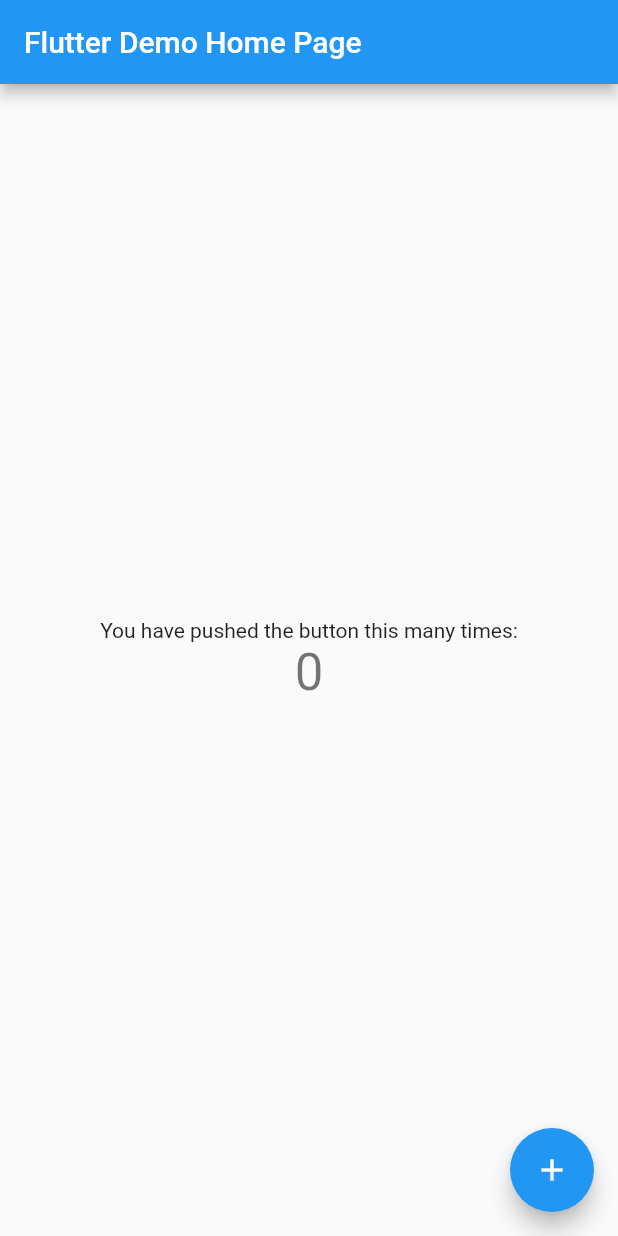
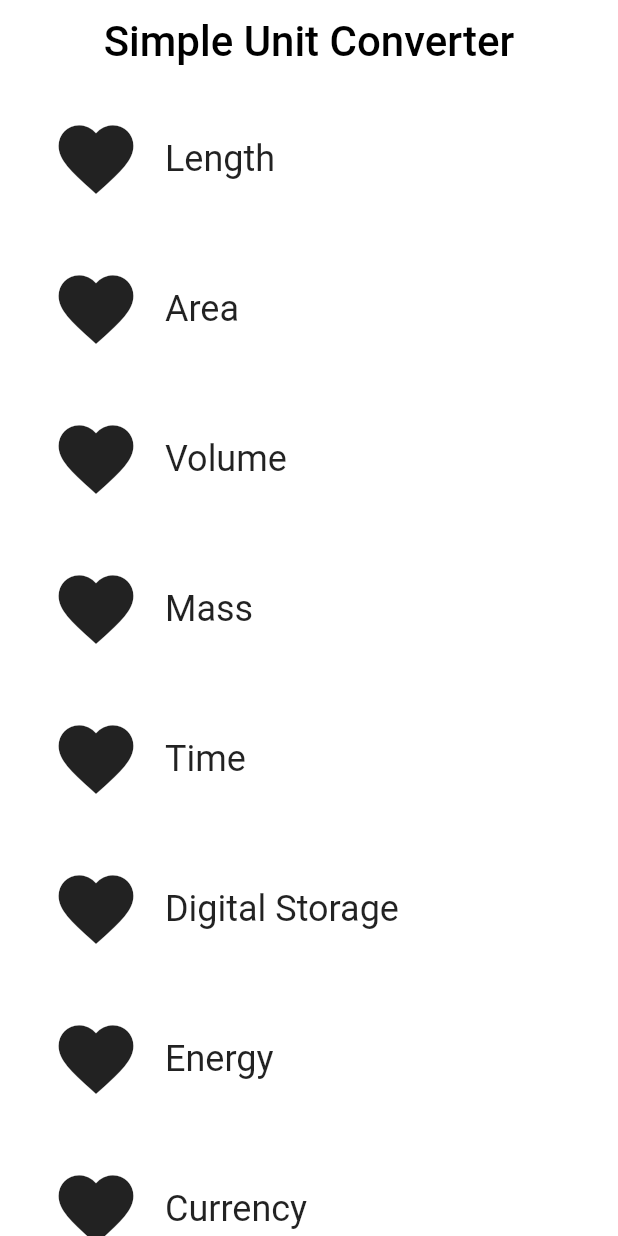
Before and after one commit to Alordead/flutter-samples, a Flutter app: the screen it shows after launch, on a phone screen of 412 x 824 dp. Run offline on Flutter 3.47's test engine with Material 2 defaults, Android fonts, the phone set to English and light mode, and no system bars.

Commit message:
Converter: added route screen and simple logic

```diff
--- /dev/null
+++ b/flutter_unit_converter/lib/category.dart
@@ -0,0 +1,60 @@
+import 'package:flutter/material.dart';
+import 'package:meta/meta.dart';
+
+final _rowHeight = 100.0;
+final _borderRadius = BorderRadius.circular(_rowHeight / 2);
+
+class Category extends StatelessWidget {
+  final String name;
+  final ColorSwatch color;
+  final IconData iconLocation;
+
+  const Category({
+    Key key,
+    @required this.name,
+    @required this.color,
+    @required this.iconLocation,
+    }) : assert(name != null), assert(color != null), assert(iconLocation != null), super(key: key);
+
+  @override
+  Widget build(BuildContext context) {
+    return Material(
+      color: Colors.transparent,
+      child: Container(
+        height: _rowHeight,
+        child: InkWell(
+          borderRadius: _borderRadius,
+          highlightColor: color,
+          splashColor: color,
+          onTap: () {
+            print('I like you too!');
+          },
+          child: Padding(
+            padding: EdgeInsets.all(10.0),
+            child: Row(
+              crossAxisAlignment: CrossAxisAlignment.start,
+              children: <Widget>[
+                Center(
+                  child: Padding(
+                    padding: EdgeInsets.symmetric(vertical: 0.0, horizontal: 16.0),
+                    child: Icon(
+                      iconLocation,
+                      size: 60.0,
+                    ),
+                  ),
+                ),
+                Center(
+                  child: Text(
+                    name,
+                    textAlign: TextAlign.center,
+                    style: Theme.of(context).textTheme.headline,
+                  ),
+                )
+              ],
+            ),
+          ),
+        ),
+      ),
+    );
+  }
+}
--- /dev/null
+++ b/flutter_unit_converter/lib/category_route.dart
@@ -0,0 +1,74 @@
+import 'package:flutter/material.dart';
+import 'package:flutter_unit_converter/category.dart';
+
+final _backgroundColor = Colors.white;
+
+class CategoryRoute extends StatelessWidget {
+  const CategoryRoute();
+
+  static const _categoryNames = <String>[
+    'Length',
+    'Area',
+    'Volume',
+    'Mass',
+    'Time',
+    'Digital Storage',
+    'Energy',
+    'Currency',
+  ];
+
+  static const _baseColors = <Color>[
+    Colors.teal,
+    Colors.orange,
+    Colors.pinkAccent,
+    Colors.blueAccent,
+    Colors.yellow,
+    Colors.greenAccent,
+    Colors.purpleAccent,
+    Colors.red,
+  ];
+
+  Widget _buildCategoryWidgets(List<Widget> categories) {
+    return ListView.builder(
+      itemBuilder: (BuildContext context, int index) => categories[index],
+      itemCount: categories.length,
+    );
+  }
+
+  @override
+  Widget build(BuildContext context) {
+    final categories = <Category>[];
+
+    for (var i = 0; i < _categoryNames.length; i++) {
+      categories.add(Category(
+        name: _categoryNames[i],
+        color: _baseColors[i],
+        iconLocation:  Icons.favorite,
+      ));
+    }
+
+    final listView = Container(
+      color: _backgroundColor,
+      padding: EdgeInsets.symmetric(horizontal: 8.0),
+      child: _buildCategoryWidgets(categories),
+    );
+
+    final appBar = AppBar(
+      elevation: 0.0,
+      title: Text(
+        'Simple Unit Converter',
+        style: TextStyle(
+          color: Colors.black,
+          fontSize: 28.0,
+        ),
+      ),
+      centerTitle: true,
+      backgroundColor: _backgroundColor,
+    );
+
+    return Scaffold(
+      appBar: appBar,
+      body: listView,
+    );
+  }
+}
--- a/flutter_unit_converter/lib/main.dart
+++ b/flutter_unit_converter/lib/main.dart
@@ -1,111 +1,19 @@
 import 'package:flutter/material.dart';
+import 'package:flutter_unit_converter/category_route.dart';
 
-void main() => runApp(MyApp());
+void main() {
+  runApp(
+    UnitConverterApp(),
+  );
+}
 
-class MyApp extends StatelessWidget {
-  // This widget is the root of your application.
+class UnitConverterApp extends StatelessWidget {
   @override
   Widget build(BuildContext context) {
     return MaterialApp(
-      title: 'Flutter Demo',
-      theme: ThemeData(
-        // This is the theme of your application.
-        //
-        // Try running your application with "flutter run". You'll see the
-        // application has a blue toolbar. Then, without quitting the app, try
-        // changing the primarySwatch below to Colors.green and then invoke
-        // "hot reload" (press "r" in the console where you ran "flutter run",
-        // or simply save your changes to "hot reload" in a Flutter IDE).
-        // Notice that the counter didn't reset back to zero; the application
-        // is not restarted.
-        primarySwatch: Colors.blue,
-      ),
-      home: MyHomePage(title: 'Flutter Demo Home Page'),
+      debugShowCheckedModeBanner: false,
+      title: 'Simple Unit Converter',
+      home: CategoryRoute(),
     );
   }
 }
-
-class MyHomePage extends StatefulWidget {
-  MyHomePage({Key key, this.title}) : super(key: key);
-
-  // This widget is the home page of your application. It is stateful, meaning
-  // that it has a State object (defined below) that contains fields that affect
-  // how it looks.
-
-  // This class is the configuration for the state. It holds the values (in this
-  // case the title) provided by the parent (in this case the App widget) and
-  // used by the build method of the State. Fields in a Widget subclass are
-  // always marked "final".
-
-  final String title;
-
-  @override
-  _MyHomePageState createState() => _MyHomePageState();
-}
-
-class _MyHomePageState extends State<MyHomePage> {
-  int _counter = 0;
-
-  void _incrementCounter() {
-    setState(() {
-      // This call to setState tells the Flutter framework that something has
-      // changed in this State, which causes it to rerun the build method below
-      // so that the display can reflect the updated values. If we changed
-      // _counter without calling setState(), then the build method would not be
-      // called again, and so nothing would appear to happen.
-      _counter++;
-    });
-  }
-
-  @override
-  Widget build(BuildContext context) {
-    // This method is rerun every time setState is called, for instance as done
-    // by the _incrementCounter method above.
-    //
-    // The Flutter framework has been optimized to make rerunning build methods
-    // fast, so that you can just rebuild anything that needs updating rather
-    // than having to individually change instances of widgets.
-    return Scaffold(
-      appBar: AppBar(
-        // Here we take the value from the MyHomePage object that was created by
-        // the App.build method, and use it to set our appbar title.
-        title: Text(widget.title),
-      ),
-      body: Center(
-        // Center is a layout widget. It takes a single child and positions it
-        // in the middle of the parent.
-        child: Column(
-          // Column is also layout widget. It takes a list of children and
-          // arranges them vertically. By default, it sizes itself to fit its
-          // children horizontally, and tries to be as tall as its parent.
-          //
-          // Invoke "debug painting" (press "p" in the console, choose the
-          // "Toggle Debug Paint" action from the Flutter Inspector in Android
-          // Studio, or the "Toggle Debug Paint" command in Visual Studio Code)
-          // to see the wireframe for each widget.
-          //
-          // Column has various properties to control how it sizes itself and
-          // how it positions its children. Here we use mainAxisAlignment to
-          // center the children vertically; the main axis here is the vertical
-          // axis because Columns are vertical (the cross axis would be
-          // horizontal).
-          mainAxisAlignment: MainAxisAlignment.center,
-          children: <Widget>[
-            Text(
-              'You have pushed the button this many times:',
-            ),
-            Text(
-              '$_counter',
-              style: Theme.of(context).textTheme.display1,
-            ),
-          ],
-        ),
-      ),
-      floatingActionButton: FloatingActionButton(
-        onPressed: _incrementCounter,
-        tooltip: 'Increment',
-        child: Icon(Icons.add),
-      ), // This trailing comma makes auto-formatting nicer for build methods.
-    );
-  }
-}
```
